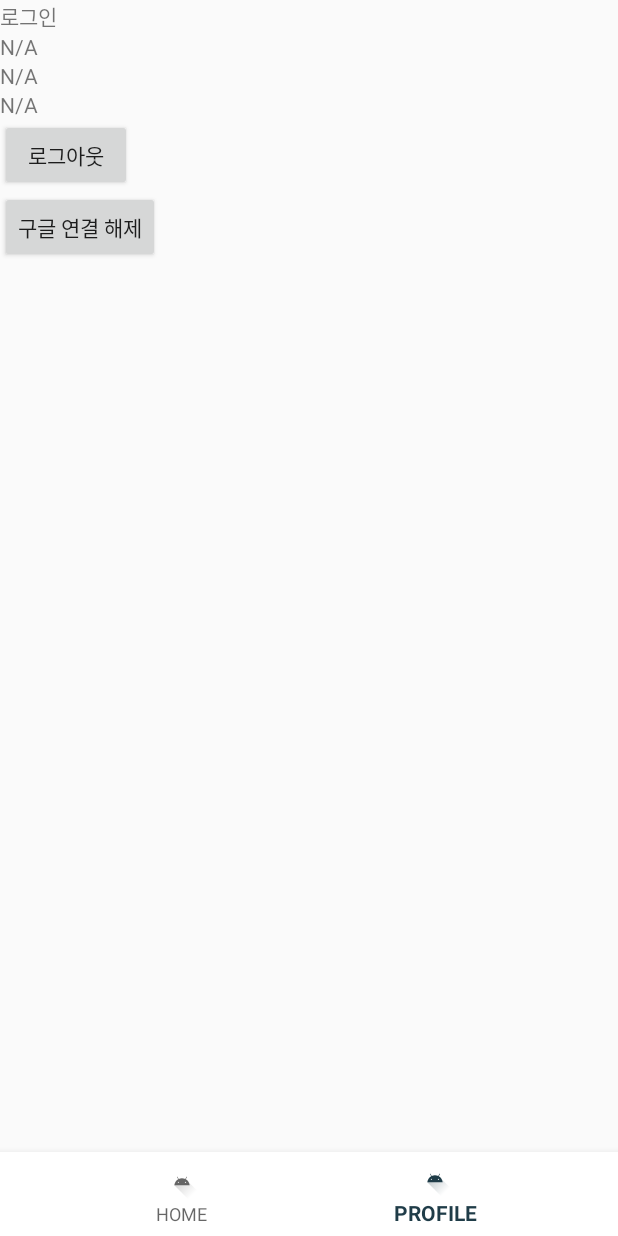
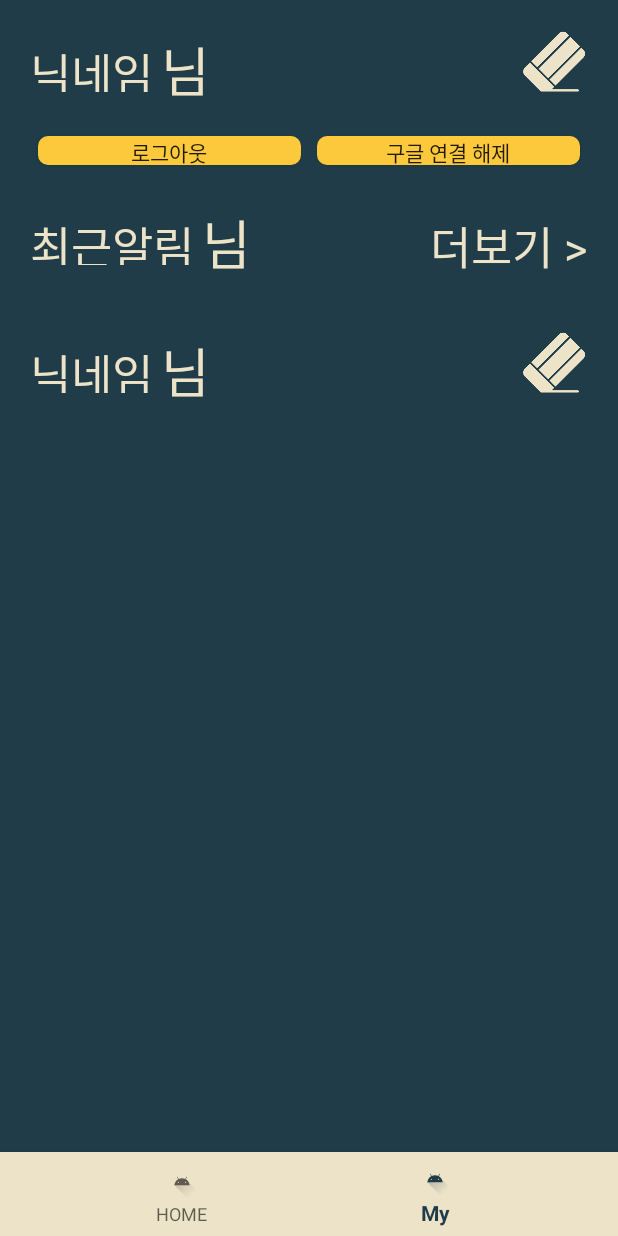
Before and after one commit to dideo233/TeamDrama, an Android app: the screen it shows after launch once a user with an empty profile is signed in (HomeActivity before the commit, MainActivity2 after it), item 2 of the bottom bar chosen, on a phone screen of 412 x 824 dp. Run offline under Robolectric (Android 15) with nearby library versions, the phone set to English and light mode, and no system bars; our stand-ins replace Firebase (no records; nobody signed in at launch, a user with empty details on screens opened directly).

Commit message:
로그인 후 넘어가는 페이지
마이페이지 레이아웃,닉네임 값 받아오기

```diff
--- a/app/src/main/AndroidManifest.xml
+++ b/app/src/main/AndroidManifest.xml
@@ -16,6 +16,9 @@
         android:theme="@style/Theme.MyApplication"
         android:usesCleartextTraffic="true"
         tools:targetApi="31">
+        <activity
+            android:name=".MainActivity2"
+            android:exported="false" />
         <activity
             android:name=".chat.ChatActivity"
             android:exported="false" />
--- a/app/src/main/java/com/example/myapplication/MainActivity.java
+++ b/app/src/main/java/com/example/myapplication/MainActivity.java
@@ -67,7 +67,7 @@ public class MainActivity extends AppCompatActivity {
             public void onAuthStateChanged(@NonNull FirebaseAuth firebaseAuth) {
                 FirebaseUser user = firebaseAuth.getCurrentUser();
                 if (user != null) { //로그인
-                    Intent intent = new Intent(MainActivity.this, HomeActivity.class);
+                    Intent intent = new Intent(MainActivity.this, MainActivity2.class);
                     startActivity(intent);
                     finish();
                 } else { //로그아웃
@@ -152,7 +152,7 @@ public class MainActivity extends AppCompatActivity {
         mAuth.addAuthStateListener(firebaseAuthListener);
 
         if(mAuth.getCurrentUser() != null){ //이미 로그인 된 상태
-            Intent intent = new Intent(MainActivity.this, HomeActivity.class);
+            Intent intent = new Intent(MainActivity.this, MainActivity2.class);
             startActivity(intent);
         } else {
             Log.d("mAuth.getCurrentUser ", "user is null");
--- /dev/null
+++ b/app/src/main/java/com/example/myapplication/MainActivity2.java
@@ -0,0 +1,42 @@
+package com.example.myapplication;
+
+import androidx.annotation.NonNull;
+import androidx.appcompat.app.AppCompatActivity;
+
+import android.os.Bundle;
+import android.view.MenuItem;
+
+import com.google.android.material.bottomnavigation.BottomNavigationView;
+import com.google.android.material.navigation.NavigationBarView;
+
+public class MainActivity2 extends AppCompatActivity {
+    BottomNavigationView bottomNavigationView;
+
+    @Override
+    protected void onCreate(Bundle savedInstanceState) {
+        super.onCreate(savedInstanceState);
+        setContentView(R.layout.activity_main2);
+
+        bottomNavigationView = findViewById(R.id.nav);
+
+        //처음화면
+        getSupportFragmentManager().beginTransaction().add(R.id.change, new MainFragment()).commit(); //FrameLayout에 fragment.xml 띄우기
+
+        //바텀 네비게이션뷰 안의 아이템 설정
+        bottomNavigationView.setOnItemSelectedListener(new NavigationBarView.OnItemSelectedListener() {
+            @Override
+            public boolean onNavigationItemSelected(@NonNull MenuItem item) {
+                switch (item.getItemId()) {
+                    //item을 클릭시 id값을 가져와 FrameLayout에 fragment.xml띄우기
+                    case R.id.Mainpage:
+                        getSupportFragmentManager().beginTransaction().replace(R.id.change, new MainFragment()).commit();
+                        break;
+                    case R.id.Mypage:
+                        getSupportFragmentManager().beginTransaction().replace(R.id.change, new MyFragment()).commit();
+                        break;
+                }
+                return true;
+            }
+        });
+    }
+}
--- /dev/null
+++ b/app/src/main/java/com/example/myapplication/MainFragment.java
@@ -0,0 +1,64 @@
+package com.example.myapplication;
+
+import android.os.Bundle;
+
+import androidx.fragment.app.Fragment;
+
+import android.view.LayoutInflater;
+import android.view.View;
+import android.view.ViewGroup;
+
+/**
+ * A simple {@link Fragment} subclass.
+ * Use the {@link MainFragment#newInstance} factory method to
+ * create an instance of this fragment.
+ */
+public class MainFragment extends Fragment {
+
+    // TODO: Rename parameter arguments, choose names that match
+    // the fragment initialization parameters, e.g. ARG_ITEM_NUMBER
+    private static final String ARG_PARAM1 = "param1";
+    private static final String ARG_PARAM2 = "param2";
+
+    // TODO: Rename and change types of parameters
+    private String mParam1;
+    private String mParam2;
+
+    public MainFragment() {
+        // Required empty public constructor
+    }
+
+    /**
+     * Use this factory method to create a new instance of
+     * this fragment using the provided parameters.
+     *
+     * @param param1 Parameter 1.
+     * @param param2 Parameter 2.
+     * @return A new instance of fragment MainFragment.
+     */
+    // TODO: Rename and change types and number of parameters
+    public static MainFragment newInstance(String param1, String param2) {
+        MainFragment fragment = new MainFragment();
+        Bundle args = new Bundle();
+        args.putString(ARG_PARAM1, param1);
+        args.putString(ARG_PARAM2, param2);
+        fragment.setArguments(args);
+        return fragment;
+    }
+
+    @Override
+    public void onCreate(Bundle savedInstanceState) {
+        super.onCreate(savedInstanceState);
+        if (getArguments() != null) {
+            mParam1 = getArguments().getString(ARG_PARAM1);
+            mParam2 = getArguments().getString(ARG_PARAM2);
+        }
+    }
+
+    @Override
+    public View onCreateView(LayoutInflater inflater, ViewGroup container,
+                             Bundle savedInstanceState) {
+        // Inflate the layout for this fragment
+        return inflater.inflate(R.layout.fragment_main, container, false);
+    }
+}
--- /dev/null
+++ b/app/src/main/java/com/example/myapplication/MyFragment.java
@@ -0,0 +1,189 @@
+package com.example.myapplication;
+
+import android.content.Intent;
+import android.os.Bundle;
+
+import androidx.annotation.NonNull;
+import androidx.fragment.app.Fragment;
+
+import android.util.Log;
+import android.view.LayoutInflater;
+import android.view.View;
+import android.view.ViewGroup;
+import android.widget.Button;
+import android.widget.ImageButton;
+import android.widget.TextView;
+
+import com.example.myapplication.util.Crawler;
+import com.google.android.gms.tasks.OnCompleteListener;
+import com.google.android.gms.tasks.Task;
+import com.google.firebase.auth.FirebaseAuth;
+import com.google.firebase.auth.FirebaseUser;
+import com.google.firebase.auth.UserInfo;
+import com.google.firebase.firestore.CollectionReference;
+import com.google.firebase.firestore.DocumentReference;
+import com.google.firebase.firestore.DocumentSnapshot;
+import com.google.firebase.firestore.FirebaseFirestore;
+import com.google.firebase.firestore.Query;
+import com.google.firebase.firestore.QueryDocumentSnapshot;
+import com.google.firebase.firestore.QuerySnapshot;
+import com.google.firebase.firestore.Source;
+
+
+public class MyFragment extends Fragment {
+    FirebaseUser user;
+    String signEmail;
+    DocumentSnapshot document;
+    Object loginKind;
+    String nicknames;
+    String nick;
+
+
+    @Override
+    public void onCreate(Bundle savedInstanceState) {
+        super.onCreate(savedInstanceState);
+
+        user = FirebaseAuth.getInstance().getCurrentUser();
+        if(user == null){
+            return;
+        }
+
+//        user.getProviderId();
+//        Log.d("pro : ", user.getProviderId());
+
+        //Intent intent = new Intent(getApplicationContext(), ChatActivity.class);
+        //startActivity(intent);
+
+
+////        //대충 테스트
+//        Log.d("제공 : ", user.getProviderId());
+//        Log.d("provider Data :",user.getProviderData().toString());
+//        for(UserInfo profile : user.getProviderData()){
+//            Log.d("pro : ", profile.getProviderId());
+//            Log.d("Provider-specific UID:", profile.getEmail());
+//            Log.d("Name:", profile.getEmail());
+//        }
+//
+//        TextView tvUserEmail = findViewById(R.id.tvUserEmail);
+//        tvUserEmail.setText(user.getEmail());
+//        TextView tvUserProvider = findViewById(R.id.tvUserProvider);
+//        tvUserProvider.setText(user.getProviderData().get(1).getProviderId());
+
+//        TextView tvDisplayName = findViewById(R.id.tvDisplayName);
+//        tvDisplayName.setText(user.getDisplayName());
+
+
+
+//        //구글 계정 연결 끊기
+//        Button btnSignout = findViewById(R.id.btnSignout);
+//        btnSignout.setOnClickListener(new View.OnClickListener() {
+//            @Override
+//            public void onClick(View view) {
+//                //다른 액티비티의 메소드를 호출하기 위해 new 키워드로 액티비티 생성하는 것은 불가
+//                //https://soo0100.tistory.com/1266 참고
+//
+//                ((SignUpWithGoogleActivity)SignUpWithGoogleActivity.mContext).revokeAccess();
+//                Intent intent = new Intent(getApplicationContext(), MainActivity.class);
+//                startActivity(intent);
+//            }
+//        });
+
+        //
+//        signEmail = user.getEmail();
+//
+//        FirebaseFirestore db = FirebaseFirestore.getInstance();
+//
+//        DocumentReference docRef = db.collection("member").document(signEmail);
+//        docRef.get().addOnCompleteListener(new OnCompleteListener<DocumentSnapshot>() {
+//            @Override
+//            public void onComplete(@NonNull Task<DocumentSnapshot> task) {
+//                if (task.isSuccessful()) {
+//                    document = task.getResult();
+//                    if (document.exists()) {
+//                        loginKind=document.getData().get("loginKind");
+//                        nicknames=document.getData().get("nickname");
+//                        Log.d("loginKind", "구글: "+loginKind);
+//                        Log.d("nickname", "닉네임: "+nicknames);
+//                    } else {
+//                        Log.d("TAG", "No such document");
+//                    }
+//                } else {
+//                    Log.d("TAG", "get failed with ", task.getException());
+//                }
+//            }
+//        });
+//        nick = String.valueOf(nicknames);
+    }
+
+
+
+    @Override
+    public View onCreateView(LayoutInflater inflater, ViewGroup container,
+                             Bundle savedInstanceState) {
+
+        View rootview = inflater.inflate(R.layout.fragment_my,container,false);
+        Button btnLogout = (Button)rootview.findViewById(R.id.btnLogout);
+        ImageButton btnNickChange = (ImageButton)rootview.findViewById(R.id.nickChange);
+        TextView nickname = (TextView)rootview.findViewById(R.id.tvnickname);
+
+        signEmail = user.getEmail();
+
+        FirebaseFirestore db = FirebaseFirestore.getInstance();
+
+        DocumentReference docRef = db.collection("member").document(signEmail);
+        docRef.get().addOnCompleteListener(new OnCompleteListener<DocumentSnapshot>() {
+            @Override
+            public void onComplete(@NonNull Task<DocumentSnapshot> task) {
+                if (task.isSuccessful()) {
+                    document = task.getResult();
+                    if (document.exists()) {
+                        loginKind=document.getData().get("loginKind");
+                        nicknames=String.valueOf(document.getData().get("nickname"));
+                        Log.d("loginKind", "구글: "+loginKind);
+                        Log.d("nickname", "닉네임즈: "+nicknames);
+                        nickname.setText(nicknames);
+                    } else {
+                        Log.d("TAG", "No such document");
+                    }
+                } else {
+                    Log.d("TAG", "get failed with ", task.getException());
+                }
+            }
+        });
+
+
+        //로그아웃 (* 리스너?)
+        btnLogout.setOnClickListener(new View.OnClickListener() {
+            @Override
+            public void onClick(View view) {
+                FirebaseAuth.getInstance().signOut();
+                Intent intent = new Intent(getActivity(), MainActivity.class);
+                startActivity(intent);
+            }
+        });
+        // Inflate the layout for this fragment
+        return rootview;
+    }
+    @Override
+    public void onStart() {
+        super.onStart();
+        /*
+        Main 쓰레드에서 네트워크 연결을 하면 나타나는 에러 발생.
+        메인 쓰레드에서 네트워크 호출을 하게되면 화면이 응답을 기다리는 동안 화면이 멈춰버리게 되므로 에러를 발생시킨다
+        */
+
+        Crawler crawler = new Crawler();
+        new Thread() {
+            public void run() {
+                try {
+                    Log.d("크롤러 실행 : ", "..");
+                    crawler.tvScheduleParse();
+                } catch (Exception e) {
+                    e.printStackTrace();
+                }
+            }
+        }.start();
+
+    }
+
+}
--- a/app/src/main/java/com/example/myapplication/SignUpWithGoogleActivity.java
+++ b/app/src/main/java/com/example/myapplication/SignUpWithGoogleActivity.java
@@ -151,7 +151,7 @@ public class SignUpWithGoogleActivity extends AppCompatActivity {
     public void updateUI(FirebaseUser user) {
         if(user != null){
             Log.d("로그인된 계정 : ", ""+mAuth.getCurrentUser().getEmail());
-            Intent intent = new Intent(SignUpWithGoogleActivity.this, HomeActivity.class);
+            Intent intent = new Intent(SignUpWithGoogleActivity.this, MainActivity2.class);
             startActivity(intent);
             finish();
         }
--- /dev/null
+++ b/app/src/main/res/layout/activity_main2.xml
@@ -0,0 +1,24 @@
+<?xml version="1.0" encoding="utf-8"?>
+<RelativeLayout xmlns:android="http://schemas.android.com/apk/res/android"
+    xmlns:app="http://schemas.android.com/apk/res-auto"
+    xmlns:tools="http://schemas.android.com/tools"
+    android:layout_width="match_parent"
+    android:layout_height="match_parent"
+    android:orientation="vertical"
+    tools:context=".MainActivity2">
+
+    <LinearLayout
+        android:layout_width="match_parent"
+        android:layout_height="match_parent"
+        android:orientation="vertical"
+        android:id="@+id/change"/>
+
+    <com.google.android.material.bottomnavigation.BottomNavigationView
+        android:layout_width="match_parent"
+        android:layout_height="wrap_content"
+        android:background="@color/light"
+        android:layout_alignParentBottom="true"
+        app:menu="@menu/navigation_bar"
+        android:id="@+id/nav"/>
+
+</RelativeLayout>
--- /dev/null
+++ b/app/src/main/res/layout/fragment_main.xml
@@ -0,0 +1,11 @@
+<?xml version="1.0" encoding="utf-8"?>
+<FrameLayout xmlns:android="http://schemas.android.com/apk/res/android"
+    xmlns:tools="http://schemas.android.com/tools"
+    android:layout_width="match_parent"
+    android:layout_height="match_parent"
+    tools:context=".MainFragment"
+    android:background="@color/pink">
+
+
+
+</FrameLayout>
--- /dev/null
+++ b/app/src/main/res/layout/fragment_my.xml
@@ -0,0 +1,157 @@
+<?xml version="1.0" encoding="utf-8"?>
+<LinearLayout xmlns:android="http://schemas.android.com/apk/res/android"
+    xmlns:tools="http://schemas.android.com/tools"
+    android:layout_width="match_parent"
+    android:layout_height="match_parent"
+    tools:context=".MyFragment"
+    android:orientation="vertical"
+    android:background="@color/dark">
+
+    <LinearLayout
+        android:layout_width="match_parent"
+        android:layout_height="wrap_content"
+        android:orientation="horizontal">
+
+        <TextView
+            android:id="@+id/tvnickname"
+            android:layout_width="wrap_content"
+            android:layout_height="35dp"
+            android:layout_marginLeft="20dp"
+            android:layout_marginTop="20dp"
+            android:layout_marginRight="5dp"
+            android:fontFamily="@font/extrabold"
+            android:text="닉네임"
+            android:textColor="@color/light"
+            android:textSize="30dp" />
+
+        <TextView
+            android:layout_width="wrap_content"
+            android:layout_height="wrap_content"
+            android:layout_marginTop="20dp"
+            android:layout_weight="1"
+            android:fontFamily="@font/extrabold"
+            android:text="님 "
+            android:textColor="@color/light"
+            android:textSize="35dp" />
+
+        <ImageButton
+            android:id="@+id/nickChange"
+            android:layout_width="wrap_content"
+            android:layout_height="45dp"
+            android:layout_margin="20dp"
+            android:layout_marginTop="5dp"
+            android:adjustViewBounds="true"
+            android:background="@android:color/transparent"
+            android:scaleType="fitEnd"
+            android:src="@drawable/eraser" />
+
+    </LinearLayout>
+
+    <LinearLayout
+        android:layout_width="match_parent"
+        android:layout_height="30dp"
+        android:layout_marginLeft="20dp"
+        android:layout_marginRight="20dp"
+        android:gravity="center"
+        android:orientation="horizontal">
+
+        <Button
+            android:id="@+id/btnLogout"
+            android:layout_width="wrap_content"
+            android:layout_height="wrap_content"
+            android:layout_margin="5dp"
+            android:layout_weight="1"
+            android:background="@drawable/round_button"
+            android:text="로그아웃" />
+
+        <Button
+            android:id="@+id/btnSignout"
+            android:layout_width="wrap_content"
+            android:layout_height="wrap_content"
+            android:layout_margin="5dp"
+            android:layout_weight="1"
+            android:background="@drawable/round_button"
+            android:text="구글 연결 해제" />
+    </LinearLayout>
+
+    <LinearLayout
+        android:layout_width="match_parent"
+        android:layout_height="wrap_content"
+        android:orientation="horizontal">
+
+        <TextView
+            android:layout_width="wrap_content"
+            android:layout_height="35dp"
+            android:layout_marginLeft="20dp"
+            android:layout_marginTop="20dp"
+            android:layout_marginRight="5dp"
+            android:fontFamily="@font/extrabold"
+            android:text="최근알림"
+            android:textColor="@color/light"
+            android:textSize="30dp" />
+
+        <TextView
+            android:layout_width="wrap_content"
+            android:layout_height="wrap_content"
+            android:layout_marginTop="20dp"
+            android:layout_weight="1"
+            android:fontFamily="@font/extrabold"
+            android:text="님 "
+            android:textColor="@color/light"
+            android:textSize="35dp" />
+
+        <Button
+            android:id="@+id/alarmmore"
+            android:layout_width="wrap_content"
+            android:layout_height="45dp"
+            android:layout_margin="20dp"
+            android:layout_marginTop="5dp"
+            android:fontFamily="@font/bold"
+            android:textColor="@color/light"
+            android:textSize="30dp"
+            android:text="더보기 >"
+            android:background="@android:color/transparent"/>
+
+    </LinearLayout>
+
+    <LinearLayout
+        android:layout_width="match_parent"
+        android:layout_height="wrap_content"
+        android:orientation="horizontal">
+
+        <TextView
+            android:id="@+id/tvnickname"
+            android:layout_width="wrap_content"
+            android:layout_height="35dp"
+            android:layout_marginLeft="20dp"
+            android:layout_marginTop="20dp"
+            android:layout_marginRight="5dp"
+            android:fontFamily="@font/extrabold"
+            android:text="닉네임"
+            android:textColor="@color/light"
+            android:textSize="30dp" />
+
+        <TextView
+            android:layout_width="wrap_content"
+            android:layout_height="wrap_content"
+            android:layout_marginTop="20dp"
+            android:layout_weight="1"
+            android:fontFamily="@font/extrabold"
+            android:text="님 "
+            android:textColor="@color/light"
+            android:textSize="35dp" />
+
+        <ImageButton
+            android:id="@+id/nickChange"
+            android:layout_width="wrap_content"
+            android:layout_height="45dp"
+            android:layout_margin="20dp"
+            android:layout_marginTop="5dp"
+            android:adjustViewBounds="true"
+            android:background="@android:color/transparent"
+            android:scaleType="fitEnd"
+            android:src="@drawable/eraser" />
+
+    </LinearLayout>
+
+</LinearLayout>
--- a/app/src/main/res/menu/navigation_bar.xml
+++ b/app/src/main/res/menu/navigation_bar.xml
@@ -1,14 +1,14 @@
 <?xml version="1.0" encoding="utf-8"?>
 <menu xmlns:android="http://schemas.android.com/apk/res/android">
     <item
-        android:id="@+id/page_1"
+        android:id="@+id/Mainpage"
         android:enabled="true"
         android:icon="@drawable/ic_launcher_foreground"
         android:title="HOME" />
 
     <item
-        android:id="@+id/page_2"
+        android:id="@+id/Mypage"
         android:enabled="true"
         android:icon="@drawable/ic_launcher_foreground"
-        android:title="PROFILE" />
+        android:title="My" />
 </menu>
--- a/app/src/main/res/values/strings.xml
+++ b/app/src/main/res/values/strings.xml
@@ -1,4 +1,6 @@
 <resources>
     <string name="app_name">My Application</string>
     <string name="kakao_native_appKey">034b6914c28788c1f675ac00b751915f</string>
+    <!-- TODO: Remove or change this placeholder text -->
+    <string name="hello_blank_fragment">Hello blank fragment</string>
 </resources>
```
Also changed, not shown: app/src/main/res/drawable/eraser.png (added).
